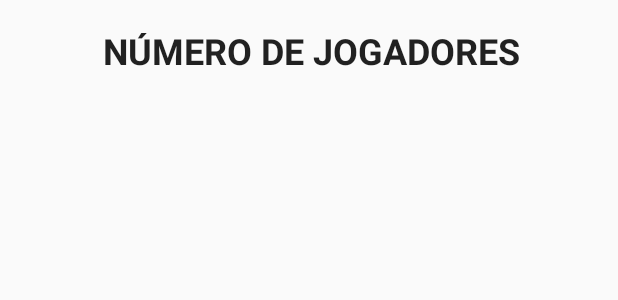
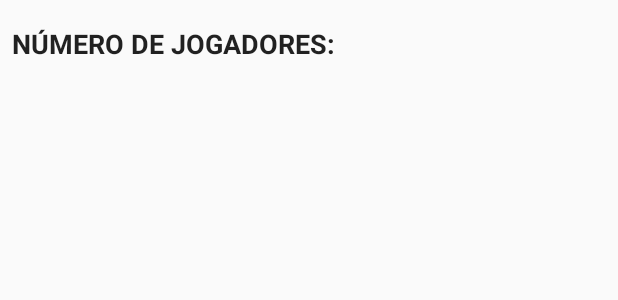
Before and after one commit to Waffliors/Cartagena, an Android app: the layout fragment_players.xml on its own in the app's theme, with its tools: preview values and no code run, on a phone screen of 412 x 824 dp. Shown: the top 300 px of the screen. Run offline under Robolectric (Android 15) with nearby library versions, the phone set to English and light mode, and no system bars.

Commit message:
Players fragment implementado

```diff
--- a/app/src/main/java/com/example/cartagena_waffliors/GameActivity.java
+++ b/app/src/main/java/com/example/cartagena_waffliors/GameActivity.java
@@ -2,12 +2,10 @@ package com.example.cartagena_waffliors;
 
 import androidx.appcompat.app.AppCompatActivity;
 import androidx.cardview.widget.CardView;
-import androidx.fragment.app.Fragment;
 
 import android.content.SharedPreferences;
 import android.os.Bundle;
 import android.view.LayoutInflater;
-import android.view.View;
 import android.view.ViewGroup;
 import android.widget.TextView;
 import android.widget.Toast;
@@ -76,8 +74,8 @@ public class GameActivity extends AppCompatActivity {
         System.out.println("Adicionando jogador " + nomePlayer + " ao container de jogadores");
         TextView nome = (TextView) cardView.findViewById(R.id.textView_nomeJogador_CardView);
         TextView id = (TextView) cardView.findViewById(R.id.textViewIDJogador_CardView);
-        nome.setText("Nome do jogador: " + nomePlayer);
-        id.setText("ID do jogador: " + idPlayer);
+        nome.setText("Jogador: " + nomePlayer);
+        id.setText("ID : " + idPlayer);
         containerJogadores.addView(cardView);
         System.out.println("Adicionou jogador na lista");
     }
--- a/app/src/main/res/layout/fragment_players.xml
+++ b/app/src/main/res/layout/fragment_players.xml
@@ -9,22 +9,44 @@
 
     <TextView
         android:id="@+id/textView_NumberOfPlayers"
-        android:layout_width="399dp"
-        android:layout_height="58dp"
+        android:layout_width="243dp"
+        android:layout_height="27dp"
         android:layout_marginStart="8dp"
         android:layout_marginTop="8dp"
         android:layout_marginBottom="8dp"
-        android:text="Número de jogadores"
-        android:textAlignment="center"
+        android:text="Número de jogadores:"
+        android:textAlignment="textStart"
         android:textAllCaps="true"
-        android:textAppearance="@style/TextAppearance.AppCompat.Large"
-        android:textSize="24sp"
+        android:textAppearance="@style/TextAppearance.AppCompat.Body1"
+        android:textSize="18sp"
         android:textStyle="bold"
         app:layout_constraintBottom_toBottomOf="parent"
         app:layout_constraintEnd_toEndOf="parent"
         app:layout_constraintHorizontal_bias="0.0"
         app:layout_constraintStart_toStartOf="parent"
         app:layout_constraintTop_toTopOf="parent"
-        app:layout_constraintVertical_bias="0.012" />
+        app:layout_constraintVertical_bias="0.011" />
+
+    <ScrollView
+        android:id="@+id/scrollview"
+        android:layout_width="245dp"
+        android:layout_height="wrap_content"
+        android:layout_marginStart="8dp"
+        android:layout_marginTop="8dp"
+        android:layout_marginEnd="8dp"
+        android:layout_marginBottom="8dp"
+        app:layout_constraintBottom_toBottomOf="parent"
+        app:layout_constraintEnd_toEndOf="parent"
+        app:layout_constraintHorizontal_bias="0.0"
+        app:layout_constraintStart_toStartOf="parent"
+        app:layout_constraintTop_toTopOf="parent"
+        app:layout_constraintVertical_bias="0.069">
+
+        <LinearLayout
+            android:id="@+id/container_jogadores_fragment"
+            android:layout_width="match_parent"
+            android:layout_height="wrap_content"
+            android:orientation="vertical" />
+    </ScrollView>
 
 </androidx.constraintlayout.widget.ConstraintLayout>
```
Also changed, not shown: app/src/main/res/layout/activity_game.xml (+17 -4 lines), app/src/main/res/layout/players_card.xml (+25 -10 lines).
